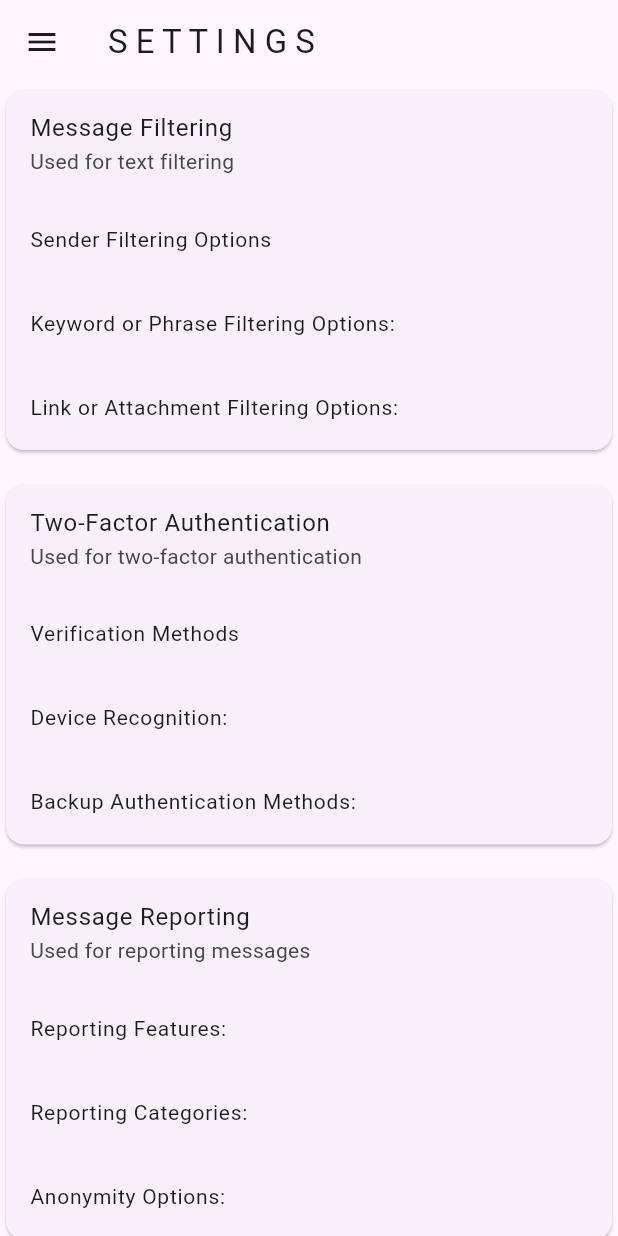
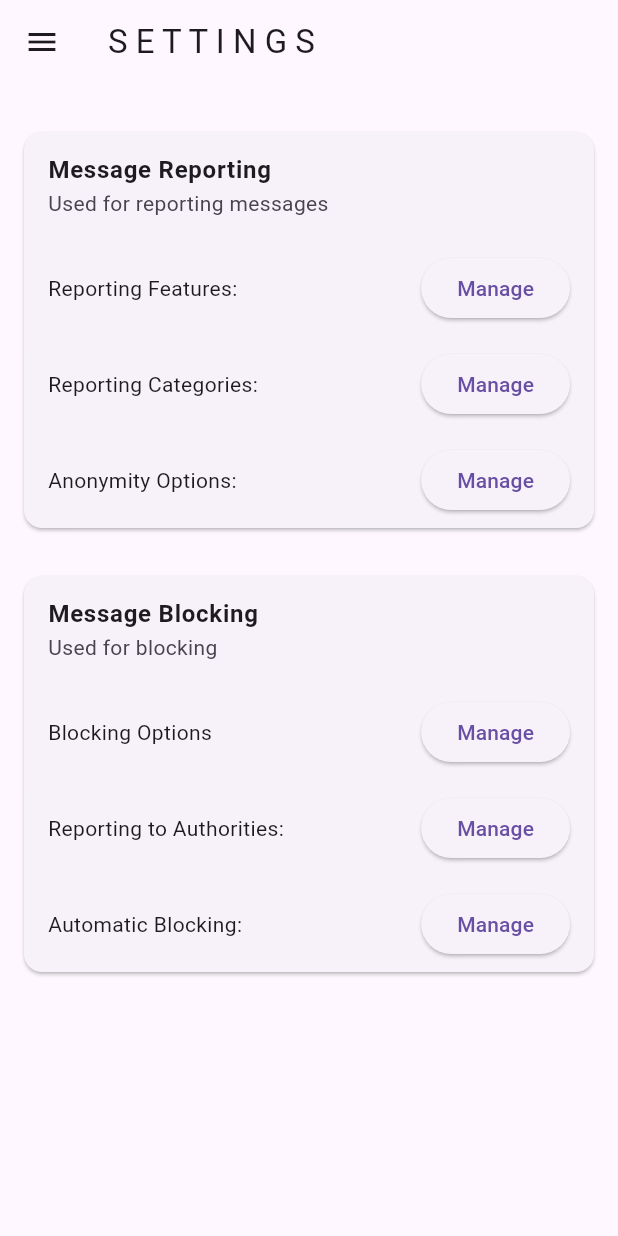
Before and after one commit to archie122/tech-lift-off-app, a Flutter app: the SettingsPage screen opened by its route, on a phone screen of 412 x 824 dp. Run offline on Flutter 3.47's test engine with Material 3 defaults, Android fonts, the phone set to English and light mode, and no system bars; our stand-ins replace flutter_local_notifications.

Commit message:
More Changes added

```diff
--- a/text_guardian/lib/components/navbar.dart
+++ b/text_guardian/lib/components/navbar.dart
@@ -28,12 +28,6 @@ class Navbar extends StatelessWidget {
             },
           ),
           ListTile(
-            title: const Text('Results'),
-            onTap: () {
-              Navigator.pushNamed(context, '/results');
-            },
-          ),
-          ListTile(
             title: const Text('Logout'),
             onTap: () {
               Navigator.pushNamed(context, '/login');
--- a/text_guardian/lib/pages/settings.dart
+++ b/text_guardian/lib/pages/settings.dart
@@ -1,118 +1,83 @@
-import 'package:flutter/cupertino.dart';
 import 'package:flutter/material.dart';
-import 'package:flutter/rendering.dart';
-import 'package:flutter/widgets.dart';
 import 'package:text_guardian/components/navbar.dart';
 
 class SettingsPage extends StatelessWidget {
-  const SettingsPage({super.key});
+  const SettingsPage({Key? key}) : super(key: key);
 
   @override
   Widget build(BuildContext context) {
     return Scaffold(
       appBar: AppBar(title: const Text('S E T T I N G S')),
       drawer: Navbar(),
-      body: const SingleChildScrollView(
+      body: SingleChildScrollView(
+        padding: const EdgeInsets.all(16.0),
         child: Column(
           children: [
-            Card(
-              child: Column(
-                mainAxisSize: MainAxisSize.min,
-                children: [
-                  ListTile(
-                    title: Text('Message Filtering'),
-                    subtitle: Text('Used for text filtering'),
-                  ),
-                  ListTile(
-                    title: Text('Sender Filtering Options',
-                        style: TextStyle(fontSize: 14)),
-                  ),
-                  ListTile(
-                    title: Text('Keyword or Phrase Filtering Options:',
-                        style: TextStyle(fontSize: 14)),
-                  ),
-                  ListTile(
-                    title: Text('Link or Attachment Filtering Options:',
-                        style: TextStyle(fontSize: 14)),
-                  ),
-                ],
-              ),
+            const SizedBox(height: 16),
+            _buildSettingsCard(
+              title: 'Message Reporting',
+              subtitle: 'Used for reporting messages',
+              options: [
+                'Reporting Features:',
+                'Reporting Categories:',
+                'Anonymity Options:',
+              ],
             ),
-            SizedBox(height: 15),
-            Card(
-              child: Column(
-                mainAxisSize: MainAxisSize.min,
-                children: [
-                  ListTile(
-                    title: Text('Two-Factor Authentication'),
-                    subtitle: Text('Used for two-factor authentication'),
-                  ),
-                  ListTile(
-                    title: Text('Verification Methods',
-                        style: TextStyle(fontSize: 14)),
-                  ),
-                  ListTile(
-                    title: Text('Device Recognition:',
-                        style: TextStyle(fontSize: 14)),
-                  ),
-                  ListTile(
-                    title: Text('Backup Authentication Methods:',
-                        style: TextStyle(fontSize: 14)),
-                  ),
-                ],
-              ),
-            ),
-            SizedBox(height: 15),
-            Card(
-              child: Column(
-                mainAxisSize: MainAxisSize.min,
-                children: [
-                  ListTile(
-                    title: Text('Message Reporting'),
-                    subtitle: Text('Used for reporting messages'),
-                  ),
-                  ListTile(
-                    title: Text('Reporting Features:',
-                        style: TextStyle(fontSize: 14)),
-                  ),
-                  ListTile(
-                    title: Text('Reporting Categories:',
-                        style: TextStyle(fontSize: 14)),
-                  ),
-                  ListTile(
-                    title: Text('Anonymity Options:',
-                        style: TextStyle(fontSize: 14)),
-                  ),
-                ],
-              ),
-            ),
-            SizedBox(height: 15),
-            Card(
-              child: Column(
-                mainAxisSize: MainAxisSize.min,
-                children: [
-                  ListTile(
-                    title: Text('Message Blocking'),
-                    subtitle: Text('Used for blocking'),
-                  ),
-                  ListTile(
-                    title: Text('Blocking Options',
-                        style: TextStyle(fontSize: 14)),
-                  ),
-                  ListTile(
-                    title: Text('Reporting to Authorities:',
-                        style: TextStyle(fontSize: 14)),
-                  ),
-                  ListTile(
-                    title: Text('Automatic Blocking:',
-                        style: TextStyle(fontSize: 14)),
-                  ),
-                ],
-              ),
+            const SizedBox(height: 16),
+            _buildSettingsCard(
+              title: 'Message Blocking',
+              subtitle: 'Used for blocking',
+              options: [
+                'Blocking Options',
+                'Reporting to Authorities:',
+                'Automatic Blocking:',
+              ],
             ),
           ],
         ),
       ),
     );
   }
+
+  Widget _buildSettingsCard(
+      {required String title,
+      required String subtitle,
+      required List<String> options}) {
+    return Card(
+      margin: const EdgeInsets.only(bottom: 16.0),
+      child: Column(
+        crossAxisAlignment: CrossAxisAlignment.start,
+        children: [
+          ListTile(
+            title: Text(title,
+                style: const TextStyle(fontWeight: FontWeight.bold)),
+            subtitle: Text(subtitle),
+          ),
+          ...options.map((option) => Padding(
+                padding:
+                    const EdgeInsets.symmetric(vertical: 8.0, horizontal: 16.0),
+                child: Row(
+                  mainAxisAlignment: MainAxisAlignment.spaceBetween,
+                  children: [
+                    Expanded(
+                      child: Text(option, style: const TextStyle(fontSize: 14)),
+                    ),
+                    const SizedBox(width: 8),
+                    ElevatedButton(
+                      onPressed: () {
+                        // Handle button press
+                        // ScaffoldMessenger.of().showSnackBar(
+                        //   SnackBar(
+                        //       content: Text('Button pressed for: $option')),
+                        // );
+                      },
+                      child: const Text('Manage'),
+                    ),
+                  ],
+                ),
+              )),
+        ],
+      ),
+    );
+  }
 }
```
Also changed, not shown: text_guardian/lib/components/alert_dialog.dart (added, +31 -0 lines), text_guardian/lib/pages/homepage.dart (+29 -15 lines), text_guardian/lib/pages/login.dart (+37 -24 lines), text_guardian/lib/pages/results.dart (+33 -6 lines).
